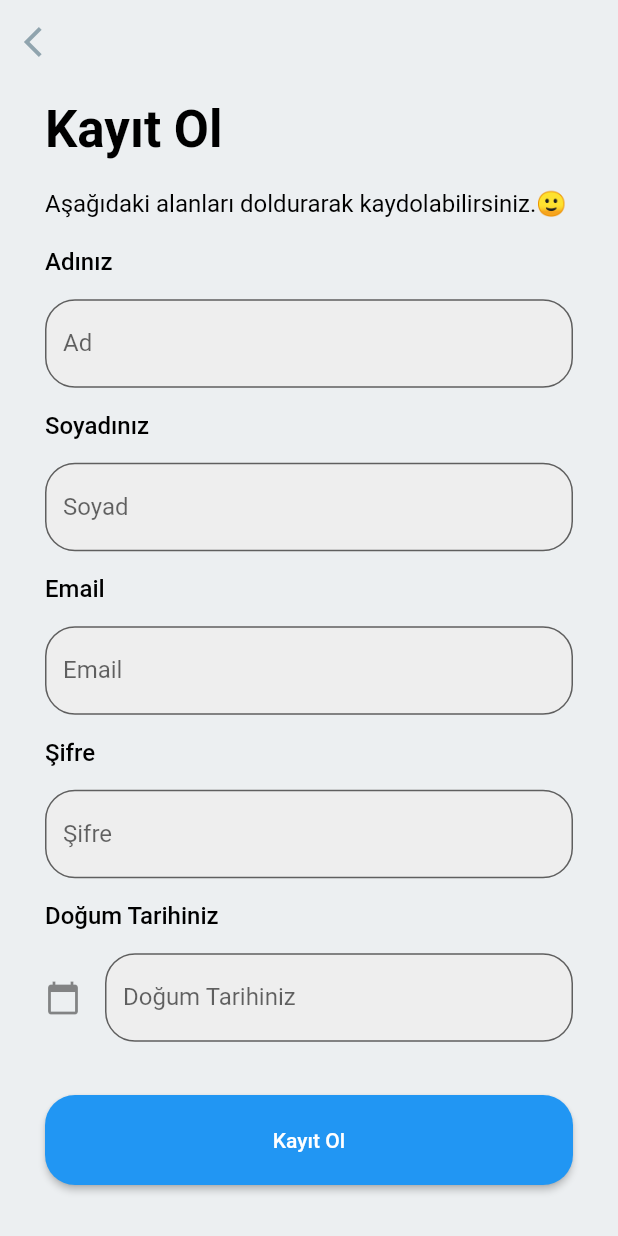
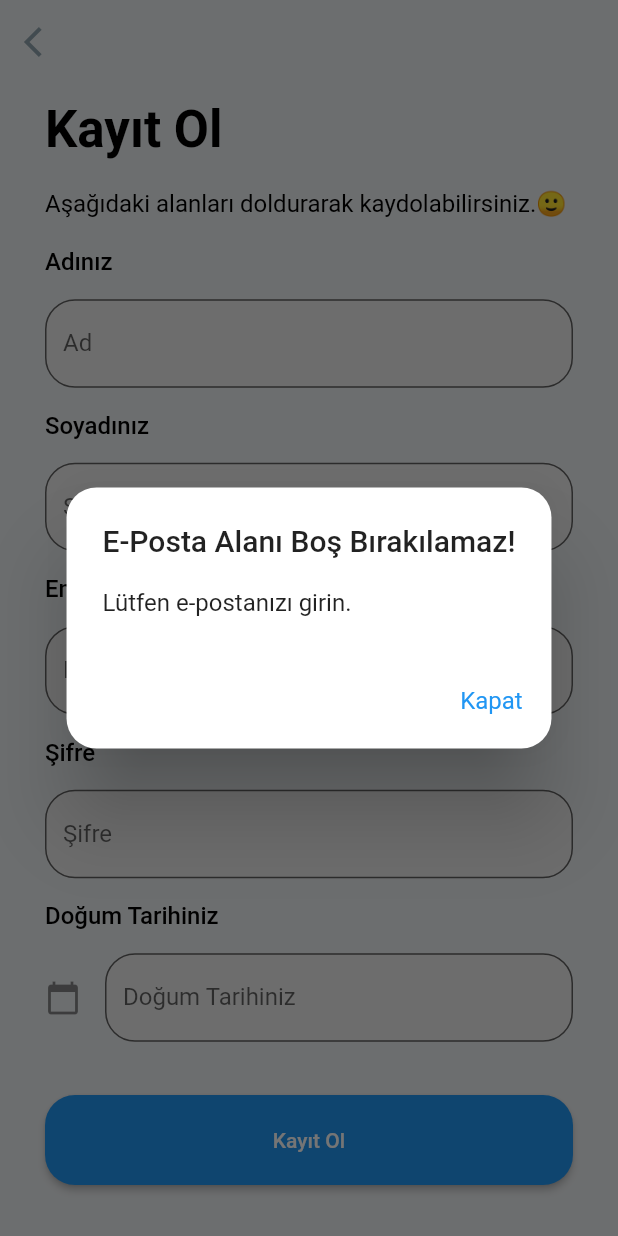
Before and after one commit to SezerKaynak/pomo2do, a Flutter app: the RegisterPage screen opened directly, after a tap on "Kayıt Ol", on a phone screen of 412 x 824 dp. Run offline on Flutter 3.47's test engine with Material 2 defaults, Android fonts, the phone set to English and light mode, and no system bars; our stand-ins replace cloud_firestore, firebase_auth, firebase_core; missing offline and left inert: firestore_search; accounts and stored records are empty.

Commit message:
Added alert dialogs to register page

```diff
--- a/lib/pages/register_page.dart
+++ b/lib/pages/register_page.dart
@@ -22,6 +22,23 @@ class RegisterPage extends StatelessWidget {
     var yourName = "Adınız";
     var yourSurname = "Soyadınız";
     var yourBirthday = "Doğum Tarihiniz";
+    var weakPassword = "Güçsüz Şifre!";
+    var weakPasswordSubtitle = "Girdiğiniz şifre minimum 6 haneden oluşmalı!";
+    var emailAlreadyInUse = "Geçersiz E-Posta!";
+    var emailAlreadyInUseSubtitle =
+        "Girdiğiniz E-posta adresi başka bir hesaba bağlı!";
+    var emailAlert = "E-Posta Alanı Boş Bırakılamaz!";
+    var emailAlertSubtitle = "Lütfen e-postanızı girin.";
+    var passwordAlert = "Şifre Alanı Boş Bırakılamaz!";
+    var passwordAlertSubtitle = "Lütfen şifrenizi girin.";
+    var nameAlert = "İsim Alanı Boş Bırakılamaz!";
+    var nameAlertSubtitle = "Lütfen isminizi girin.";
+    var surnameAlert = "Soy İsim Alanı Boş Bırakılamaz!";
+    var surnameAlertSubtitle = "Lütfen soy isminizi girin.";
+    var birthdayAlert = "Doğum Tarihi Alanı Boş Bırakılamaz!";
+    var birthdayAlertSubtitle = "Lütfen doğum tarihinizi seçin.";
+    var invalidEmail = "Geçersiz E-Mail Adresi!";
+    var invalidEmailSubtitle = "Lütfen geçerli bir E-Mail adresi girin.";
 
     final TextEditingController _emailController = TextEditingController();
     final TextEditingController _passwordController = TextEditingController();
@@ -109,20 +126,15 @@ class RegisterPage extends StatelessWidget {
                       context: context,
                       initialDate: DateTime.now(),
                       firstDate: DateTime(1950),
-                      //DateTime.now() - not to allow to choose before today.
                       lastDate: DateTime(2100));
 
                   if (pickedDate != null) {
-                    print(
-                        pickedDate); //pickedDate output format => 2021-03-10 00:00:00.000
+                    print(pickedDate);
                     String formattedDate =
                         DateFormat('dd.MM.yyyy').format(pickedDate);
-                    print(
-                        formattedDate); //formatted date output using intl package =>  2021-03-16
+                    print(formattedDate);
 
-                    _birthdayController.text =
-                        formattedDate; //set output date to TextField value.
-
+                    _birthdayController.text = formattedDate;
                   } else {}
                 },
                 con: const Icon(Icons.calendar_today),
@@ -141,30 +153,91 @@ class RegisterPage extends StatelessWidget {
                           shape: RoundedRectangleBorder(
                               borderRadius: BorderRadius.circular(20))),
                       onPressed: () async {
+                        if (_emailController.text == "") {
+                          showDialog(
+                              context: context,
+                              builder: (BuildContext context) {
+                                return AlertWidget(
+                                    alertTitle: emailAlert,
+                                    alertSubtitle: emailAlertSubtitle);
+                              });
+                        } else if (_passwordController.text == "") {
+                          showDialog(
+                              context: context,
+                              builder: (BuildContext context) {
+                                return AlertWidget(
+                                    alertTitle: passwordAlert,
+                                    alertSubtitle: passwordAlertSubtitle);
+                              });
+                        } else if (_nameController.text == "") {
+                          showDialog(
+                              context: context,
+                              builder: (BuildContext context) {
+                                return AlertWidget(
+                                    alertTitle: nameAlert,
+                                    alertSubtitle: nameAlertSubtitle);
+                              });
+                        } else if (_surnameController.text == "") {
+                          showDialog(
+                              context: context,
+                              builder: (BuildContext context) {
+                                return AlertWidget(
+                                    alertTitle: surnameAlert,
+                                    alertSubtitle: surnameAlertSubtitle);
+                              });
+                        } else if (_birthdayController.text == "") {
+                          showDialog(
+                              context: context,
+                              builder: (BuildContext context) {
+                                return AlertWidget(
+                                    alertTitle: birthdayAlert,
+                                    alertSubtitle: birthdayAlertSubtitle);
+                              });
+                        } else {
                           try {
                             await _authService.createUserWithEmailAndPassword(
                                 email: _emailController.text,
                                 password: _passwordController.text);
                           } on FirebaseAuthException catch (e) {
                             if (e.code == 'weak-password') {
-                            print('Şifre güçsüz.');
+                              showDialog(
+                                  context: context,
+                                  builder: (BuildContext context) {
+                                    return AlertWidget(
+                                        alertTitle: weakPassword,
+                                        alertSubtitle: weakPasswordSubtitle);
+                                  });
                             } else if (e.code == 'email-already-in-use') {
-                            print(
-                                'Aynı e-posta adresine sahip başka bir hesap var.');
+                              showDialog(
+                                  context: context,
+                                  builder: (BuildContext context) {
+                                    return AlertWidget(
+                                        alertTitle: emailAlreadyInUse,
+                                        alertSubtitle:
+                                            emailAlreadyInUseSubtitle);
+                                  });
+                            } else if (e.code == 'invalid-email') {
+                              showDialog(
+                                  context: context,
+                                  builder: (BuildContext context) {
+                                    return AlertWidget(
+                                        alertTitle: invalidEmail,
+                                        alertSubtitle: invalidEmailSubtitle);
+                                  });
                             }
-                        } catch (e) {
-                          print(e);
                           }
-
                           CollectionReference users =
                               FirebaseFirestore.instance.collection('Users');
 
-                        users.doc(FirebaseAuth.instance.currentUser!.uid).set({
+                          users
+                              .doc(FirebaseAuth.instance.currentUser!.uid)
+                              .set({
                             'email': _emailController.text,
                             'name': _nameController.text,
                             'surname': _surnameController.text,
                             'birthday': _birthdayController.text
                           });
+                        }
                       },
                       child: const Text("Kayıt Ol"))),
             ],
```
Lines whose indentation alone changed are shown as unchanged.
